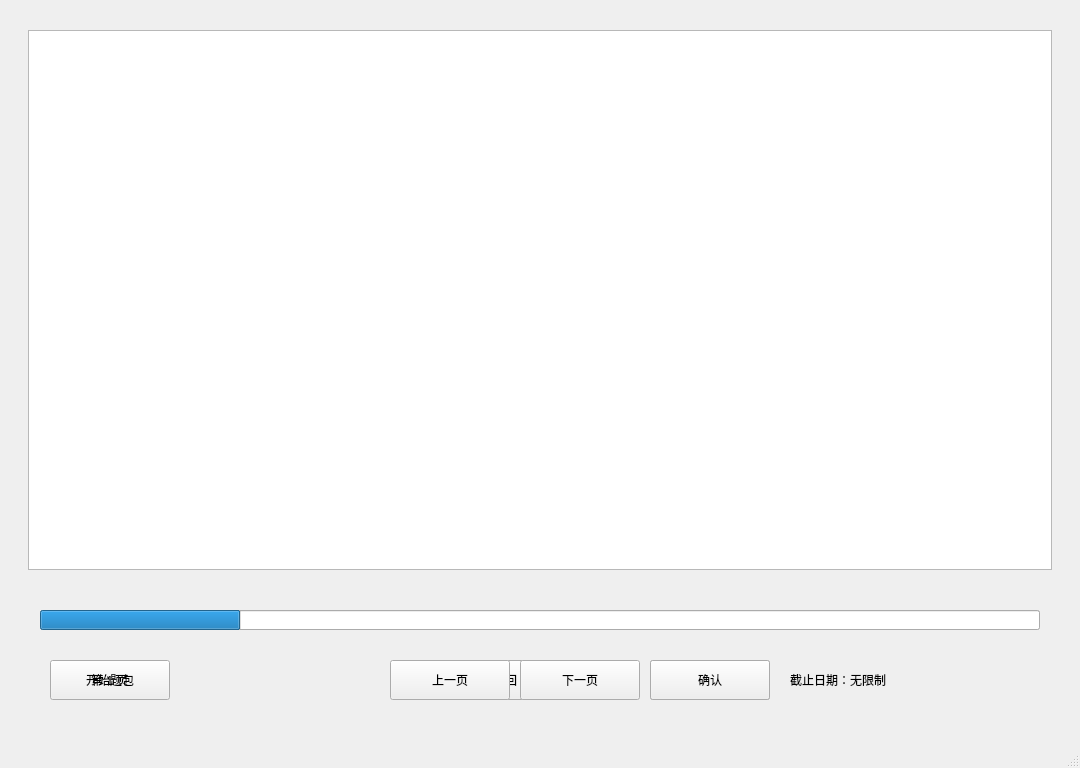
Before: the Qt Designer form mainWindow.ui in Camorgx/CodiaClient, drawn with Qt 5.
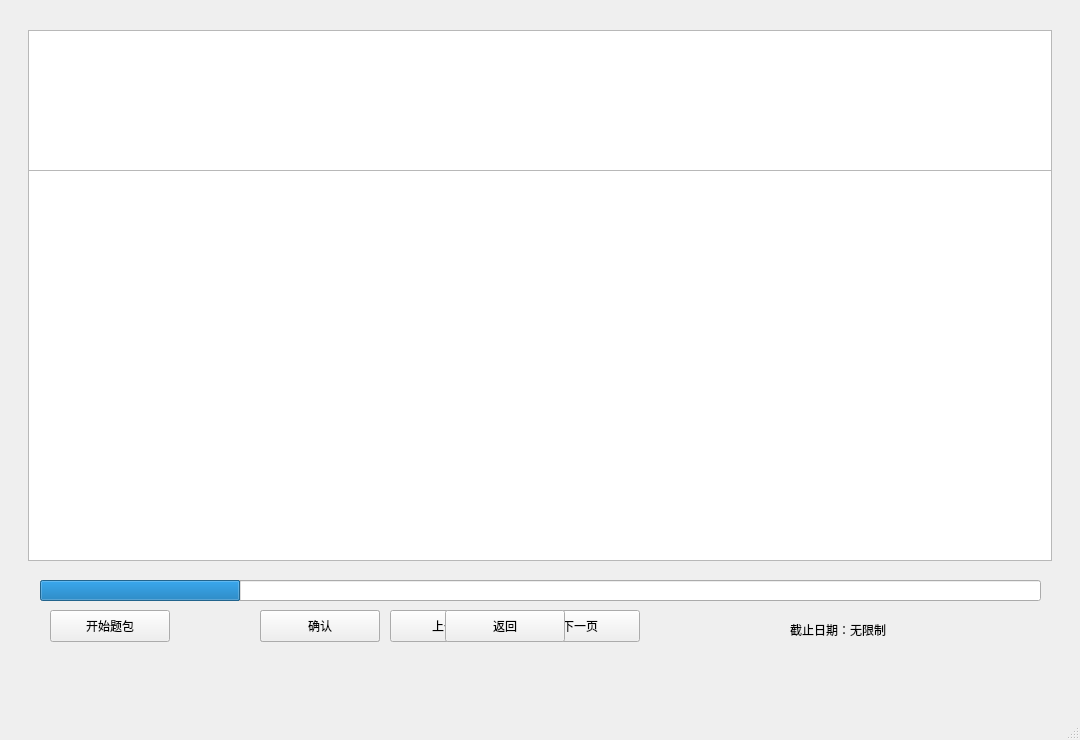
After: the same form once the commit is applied. Icons and pictures are not drawn.

Commit message: 查看题单

```diff
--- a/mainWindow.ui
+++ b/mainWindow.ui
@@ -7,13 +7,13 @@
     <x>0</x>
     <y>0</y>
     <width>1080</width>
-    <height>768</height>
+    <height>740</height>
    </rect>
   </property>
   <property name="minimumSize">
    <size>
     <width>1080</width>
-    <height>768</height>
+    <height>740</height>
    </size>
   </property>
   <property name="maximumSize">
@@ -66,7 +66,7 @@
        <x>28</x>
        <y>30</y>
        <width>1024</width>
-       <height>540</height>
+       <height>531</height>
       </rect>
      </property>
      <property name="maximumSize">
@@ -79,10 +79,10 @@
     <widget class="QPushButton" name="pushButtonPackOK">
      <property name="geometry">
       <rect>
-       <x>650</x>
-       <y>660</y>
+       <x>260</x>
+       <y>610</y>
        <width>120</width>
-       <height>40</height>
+       <height>32</height>
       </rect>
      </property>
      <property name="text">
@@ -93,9 +93,9 @@
      <property name="geometry">
       <rect>
        <x>520</x>
-       <y>660</y>
+       <y>610</y>
        <width>120</width>
-       <height>40</height>
+       <height>32</height>
       </rect>
      </property>
      <property name="text">
@@ -106,9 +106,9 @@
      <property name="geometry">
       <rect>
        <x>390</x>
-       <y>660</y>
+       <y>610</y>
        <width>120</width>
-       <height>40</height>
+       <height>32</height>
       </rect>
      </property>
      <property name="text">
@@ -119,7 +119,7 @@
      <property name="geometry">
       <rect>
        <x>50</x>
-       <y>660</y>
+       <y>610</y>
        <width>120</width>
        <height>40</height>
       </rect>
@@ -135,7 +135,7 @@
      <property name="geometry">
       <rect>
        <x>40</x>
-       <y>610</y>
+       <y>580</y>
        <width>1000</width>
        <height>20</height>
       </rect>
@@ -178,10 +178,10 @@
     <widget class="QPushButton" name="pushButtonExerciseOK">
      <property name="geometry">
       <rect>
-       <x>650</x>
-       <y>660</y>
+       <x>260</x>
+       <y>610</y>
        <width>120</width>
-       <height>40</height>
+       <height>32</height>
       </rect>
      </property>
      <property name="text">
@@ -192,9 +192,9 @@
      <property name="geometry">
       <rect>
        <x>445</x>
-       <y>660</y>
+       <y>610</y>
        <width>120</width>
-       <height>40</height>
+       <height>32</height>
       </rect>
      </property>
      <property name="text">
@@ -205,9 +205,9 @@
      <property name="geometry">
       <rect>
        <x>28</x>
-       <y>30</y>
+       <y>170</y>
        <width>1024</width>
-       <height>540</height>
+       <height>391</height>
       </rect>
      </property>
     </widget>
@@ -215,9 +215,9 @@
      <property name="geometry">
       <rect>
        <x>50</x>
-       <y>660</y>
+       <y>610</y>
        <width>120</width>
-       <height>40</height>
+       <height>32</height>
       </rect>
      </property>
      <property name="text">
@@ -228,7 +228,7 @@
      <property name="geometry">
       <rect>
        <x>780</x>
-       <y>660</y>
+       <y>610</y>
        <width>280</width>
        <height>40</height>
       </rect>
@@ -247,9 +247,9 @@
      <property name="geometry">
       <rect>
        <x>40</x>
-       <y>610</y>
-       <width>1000</width>
-       <height>20</height>
+       <y>580</y>
+       <width>1001</width>
+       <height>21</height>
       </rect>
      </property>
      <property name="value">
@@ -259,9 +259,20 @@
       <bool>false</bool>
      </property>
     </widget>
+    <widget class="QTextEdit" name="textEdit_QuestionDiscription">
+     <property name="geometry">
+      <rect>
+       <x>28</x>
+       <y>30</y>
+       <width>1024</width>
+       <height>141</height>
+      </rect>
+     </property>
+     <property name="readOnly">
+      <bool>true</bool>
+     </property>
+    </widget>
    </widget>
-   <zorder>frameExercise</zorder>
-   <zorder>framePack</zorder>
   </widget>
   <widget class="QMenuBar" name="menubar">
    <property name="geometry">
@@ -269,7 +280,7 @@
      <x>0</x>
      <y>0</y>
      <width>1080</width>
-     <height>26</height>
+     <height>24</height>
     </rect>
    </property>
   </widget>
```
The commit also changes 2 other files.
